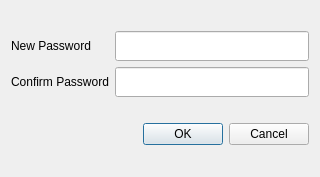
Old version of the form ui/ui_changepwd.ui in the repository gltn/stdm.
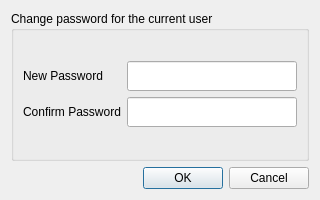
New version of the form.

Commit message: added class to enable users create database from the dialog

Patch:
```diff
--- a/ui/ui_changepwd.ui
+++ b/ui/ui_changepwd.ui
@@ -7,7 +7,7 @@
     <x>0</x>
     <y>0</y>
     <width>320</width>
-    <height>177</height>
+    <height>200</height>
    </rect>
   </property>
   <property name="maximumSize">
@@ -21,6 +21,12 @@
   </property>
   <layout class="QGridLayout" name="gridLayout_2">
    <item row="0" column="0">
+    <widget class="QGroupBox" name="groupBox">
+     <property name="title">
+      <string>Change password for the current user</string>
+     </property>
+     <layout class="QGridLayout" name="gridLayout_3">
+      <item row="0" column="0">
     <layout class="QGridLayout" name="gridLayout">
      <item row="0" column="1">
       <widget class="QLineEdit" name="txtNewPass">
@@ -75,6 +81,9 @@
       </widget>
      </item>
     </layout>
+      </item>
+     </layout>
+    </widget>
    </item>
    <item row="1" column="0">
     <widget class="QDialogButtonBox" name="btnBox">
```
Lines whose indentation alone changed are shown as unchanged. The commit also changes 4 other files.
